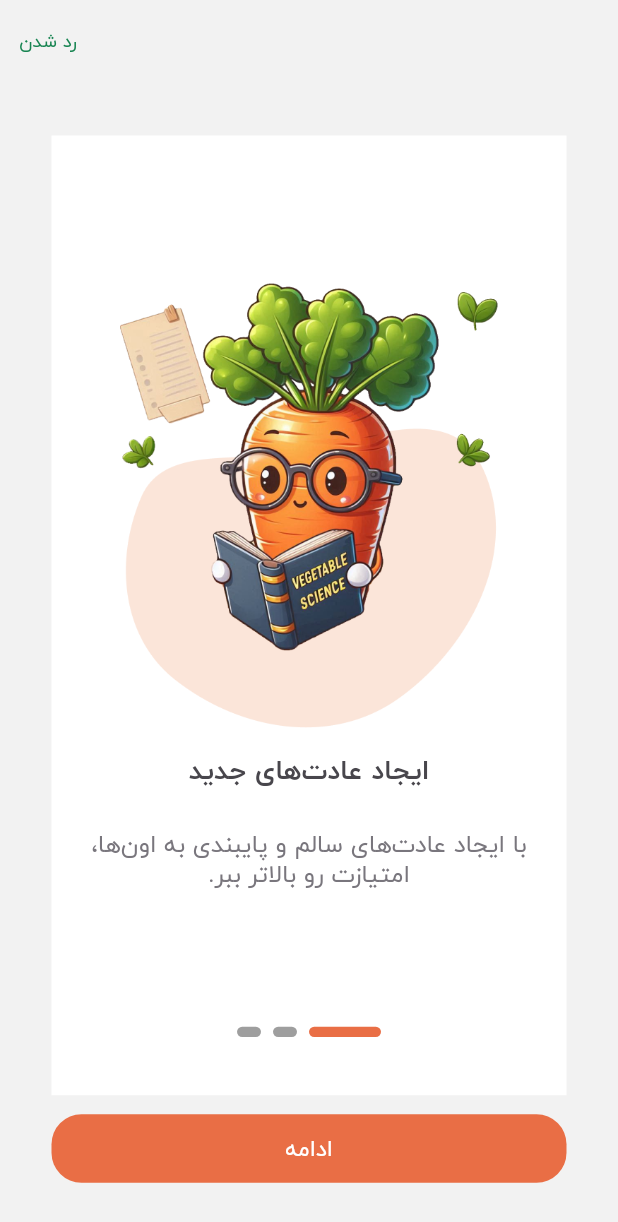
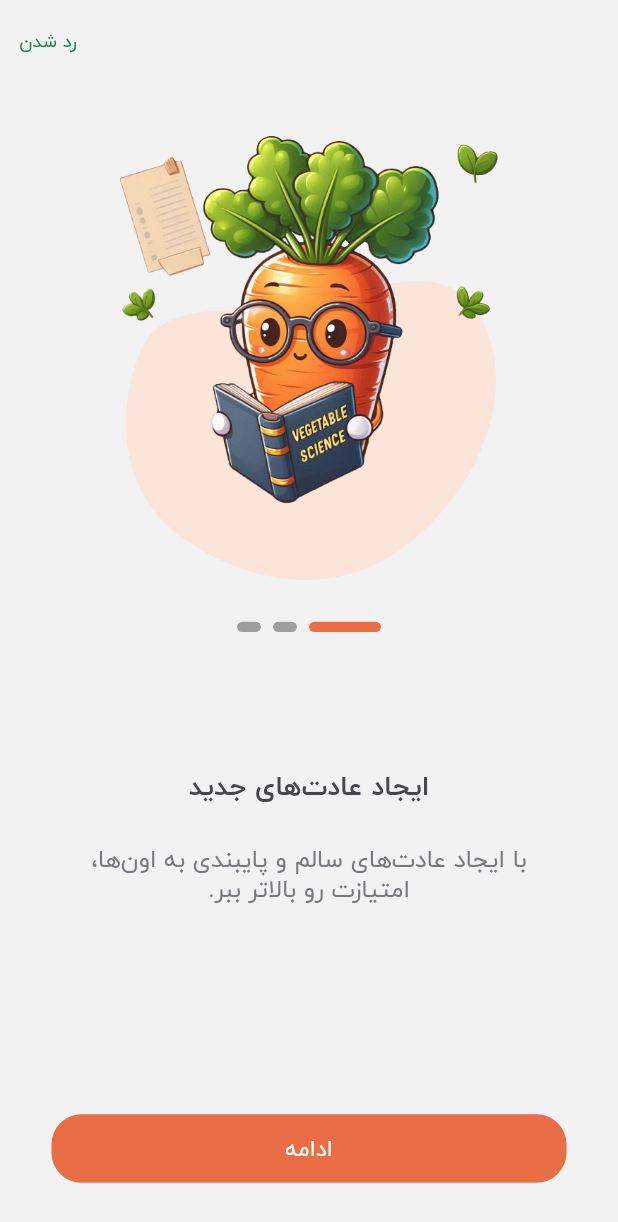
Before and after one commit to Fateme-Aghababaei/karat_habit_tracker_app, a Flutter app: the screen it shows after launch, on a phone screen of 412 x 824 dp. Shown: the top 1222 px of the screen. Run offline on Flutter 3.47's test engine with Material 3 defaults, Android fonts, the phone set to English and light mode, and no system bars; drawn by our look-alikes of smooth_page_indicator; our stand-ins replace flutter_screenutil, get.

Commit message:
onboarding updated

```diff
--- a/lib/view/onboarding_screens/onboarding_screen.dart
+++ b/lib/view/onboarding_screens/onboarding_screen.dart
@@ -22,7 +22,7 @@ class _onBoardingScreenState extends State<onBoardingScreen> {
     final double screenHeight = MediaQuery.of(context).size.height;
     return Scaffold(
         appBar: isLastPage
-            ? null
+            ? AppBar()
             : AppBar(
                 actions: [
                   TextButton(
@@ -56,7 +56,6 @@ class _onBoardingScreenState extends State<onBoardingScreen> {
           ),
         ),
         body: Container(
-          color: Colors.white,
           margin: EdgeInsets.all(30.0.r),
           child: PageView.builder(
             onPageChanged: (index) => setState(
@@ -65,7 +64,7 @@ class _onBoardingScreenState extends State<onBoardingScreen> {
             controller: _pageController,
             itemBuilder: (context, index) {
               return Column(
-                mainAxisAlignment: MainAxisAlignment.center,
+                mainAxisAlignment: MainAxisAlignment.start,
                 children: [
                   Column(
                     children: [
@@ -74,9 +73,17 @@ class _onBoardingScreenState extends State<onBoardingScreen> {
                         height: screenHeight * 0.36,
                         width: screenWidth * 0.8,
                       ),
+                      SizedBox(height: 24.0.r),
+                      SmoothPageIndicator(
+                        controller: _pageController,
+                        count: 3,
+                        effect: ExpandingDotsEffect(
+                            activeDotColor: Theme.of(context).primaryColor,
+                            dotHeight: 6.0.r),
+                      )
                     ],
                   ),
-                  SizedBox(height: 15.0.r),
+                  SizedBox(height: 80.0.r),
                   Text(controller.items[index].title,
                       style: Theme.of(context).textTheme.headlineLarge,
                       //overflow: TextOverflow.ellipsis,
@@ -84,25 +91,11 @@ class _onBoardingScreenState extends State<onBoardingScreen> {
                   SizedBox(height: 24.0.r),
                   Text(controller.items[index].description,
                       style: Theme.of(context).textTheme.displaySmall,
-                      //  overflow: TextOverflow.ellipsis,
                       textAlign: TextAlign.center),
-                  SizedBox(height: 80.0.r),
-                  SmoothPageIndicator(
-                    controller: _pageController,
-                    count: 3,
-                    effect: ExpandingDotsEffect(
-                        activeDotColor: Theme.of(context).primaryColor,
-                        dotHeight: 6.0.r),
-                  )
                 ],
               );
             },
           ),
-
-          // Container(
-          //   alignment: Alignment(0, 0.5),
-          //     child: SmoothPageIndicator(controller: _pageController, count: 3)
-          // ),
         ));
   }
 
```
